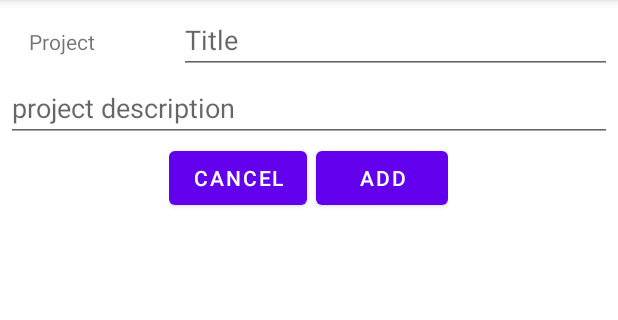
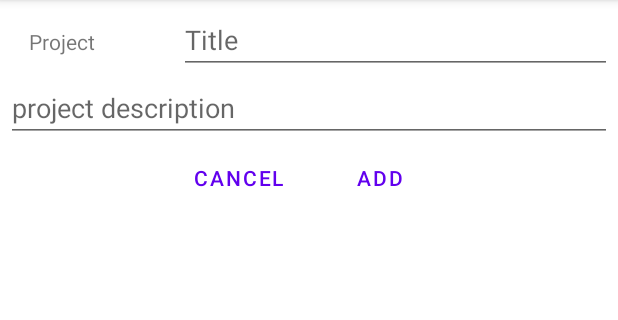
Before and after one commit to JacobTapp23/CIT-360, an Android app: the screen it shows after launch (MainActivity), after a tap on "Add a Project", on a phone screen of 412 x 824 dp, the part 84-404 px from its top. Run offline under Robolectric (Android 15) with nearby library versions, the phone set to English and light mode, and no system bars; our stand-ins replace Room's generated code.

Commit message:
Removed borders from buttons

```diff
--- /dev/null
+++ b/WorkTime/app/src/main/java/edu/byui/cit/worktime/controller/JacksFrag.java
@@ -0,0 +1,14 @@
+package edu.byui.cit.worktime.controller;
+
+import android.app.Activity;
+
+import androidx.fragment.app.Fragment;
+
+public class JacksFrag extends Fragment {
+    public MainActivity getMainActivity() {
+        MainActivity activity = (MainActivity)getActivity();
+        assert activity != null;
+        return activity;
+
+    }
+}
--- a/WorkTime/app/src/main/java/edu/byui/cit/worktime/controller/MainFrag.java
+++ b/WorkTime/app/src/main/java/edu/byui/cit/worktime/controller/MainFrag.java
@@ -1,11 +1,9 @@
 package edu.byui.cit.worktime.controller;
 
-import android.app.Activity;
-import android.content.Context;
+
 import android.os.Bundle;
 
 import androidx.annotation.NonNull;
-import androidx.fragment.app.Fragment;
 import androidx.fragment.app.FragmentTransaction;
 import androidx.recyclerview.widget.LinearLayoutManager;
 import androidx.recyclerview.widget.RecyclerView;
@@ -14,19 +12,13 @@ import android.util.Log;
 import android.view.LayoutInflater;
 import android.view.View;
 import android.view.ViewGroup;
-import android.widget.Button;
-import android.widget.EditText;
-import android.widget.Toast;
 
 import com.google.android.material.floatingactionbutton.FloatingActionButton;
 
 import edu.byui.cit.worktime.R;
-import edu.byui.cit.worktime.model.AppDatabase;
-import edu.byui.cit.worktime.model.Project;
-import edu.byui.cit.worktime.model.ProjectDAO;
 
 
-public final class MainFrag extends Fragment {
+public final class MainFrag extends JacksFrag {
 
     @Override
     public View onCreateView(@NonNull LayoutInflater inflater,
@@ -38,9 +30,10 @@ public final class MainFrag extends Fragment {
             // Load the xml file that corresponds to this Java file.
             view = inflater.inflate(R.layout.frag_main, container, false);
 
-            MainActivity act = (MainActivity)getActivity();
+            MainActivity act = getMainActivity();
             RecyclerView recycler = view.findViewById(R.id.recycler);
             recycler.setLayoutManager(new LinearLayoutManager(act));
+
 
             ProjectAdapter adapter = new ProjectAdapter(act);
             recycler.setAdapter(adapter);
--- a/WorkTime/app/src/main/java/edu/byui/cit/worktime/model/AppDatabase.java
+++ b/WorkTime/app/src/main/java/edu/byui/cit/worktime/model/AppDatabase.java
@@ -8,7 +8,7 @@ import androidx.room.RoomDatabase;
 import androidx.room.TypeConverters;
 
 
-@Database(entities = { Project.class, Session.class }, version = 1, exportSchema = false)
+@Database(entities = { Project.class, Session.class }, version = 2, exportSchema = false)
 @TypeConverters({ Converters.class })
 public abstract class AppDatabase extends RoomDatabase {
 	private static AppDatabase singleton = null;
--- a/WorkTime/app/src/main/res/layout/frag_add_project.xml
+++ b/WorkTime/app/src/main/res/layout/frag_add_project.xml
@@ -26,6 +26,7 @@
             android:layout_weight="1"
             android:ems="10"
             android:hint="@string/title"
+            android:autofillHints=""
             android:inputType="text" />
 
 
@@ -38,6 +39,7 @@
         android:ems="10"
         android:gravity="start|top"
         android:hint="@string/projectDesc"
+        android:autofillHints=""
         android:inputType="textMultiLine" />
 
     <LinearLayout
@@ -51,7 +53,8 @@
             android:layout_width="wrap_content"
             android:layout_height="wrap_content"
             android:layout_weight="1"
-            android:text="@string/cancel" />
+            android:text="@string/cancel"
+            style="?android:attr/buttonBarButtonStyle" />
 
         <Button
             android:id="@+id/buttonAdd"
@@ -59,7 +62,8 @@
             android:layout_height="wrap_content"
             android:layout_weight="1"
             android:layout_marginStart="6sp"
-            android:text="@string/add" />
+            android:text="@string/add"
+            style="?android:attr/buttonBarButtonStyle" />
     </LinearLayout>
 
 </LinearLayout>
```
Also changed, not shown: WorkTime/app/src/main/java/edu/byui/cit/worktime/controller/AddProjectFrag.java (+1 -6 lines), WorkTime/app/src/main/java/edu/byui/cit/worktime/model/Session.java (+18 -17 lines).
